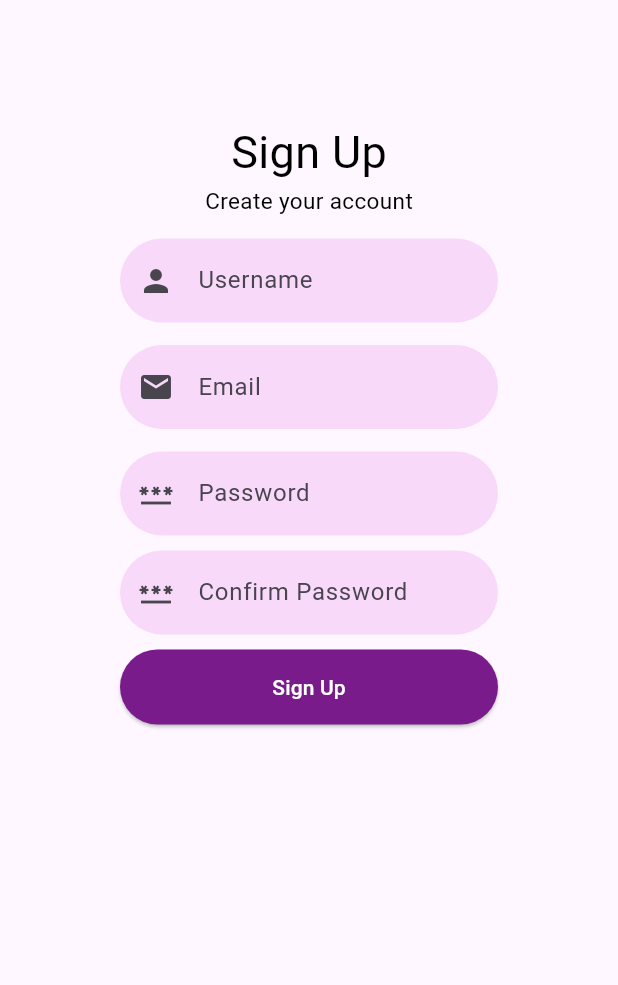
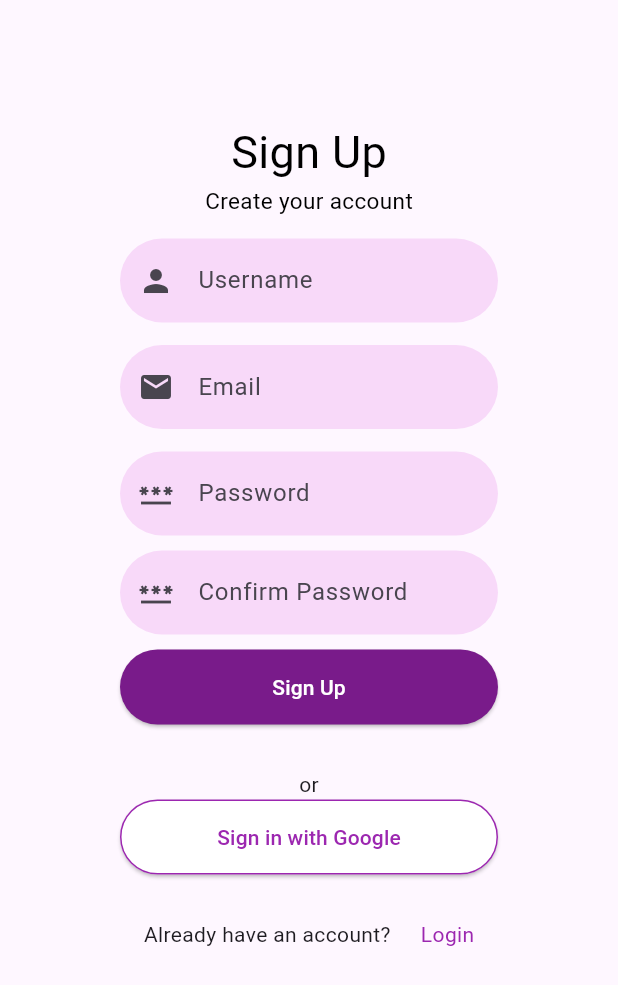
Before and after one commit to PUNNYA-K/FLUTTER, a Flutter app: the screen it shows after launch, after a tap on "Sign Up", on a phone screen of 412 x 824 dp. Shown: the top 985 px of the screen. Run offline on Flutter 3.47's test engine with Material 3 defaults, Android fonts, the phone set to English and light mode, and no system bars; our stand-ins replace firebase_auth, firebase_core; accounts and stored records are empty; network calls fail.

Commit message:
login, sign up completed, bottom navigation bar

```diff
--- a/lib/login.dart
+++ b/lib/login.dart
@@ -2,9 +2,23 @@ import 'dart:ui';
 
 import 'package:flutter/material.dart';
 import 'package:new_project/forgot.dart';
+import 'package:new_project/profile.dart';
+import 'package:new_project/sevices/firebase_auth_service.dart';
+import 'package:new_project/signup.dart';
 
-class LoginPage extends StatelessWidget {
+class LoginPage extends StatefulWidget {
   const LoginPage({super.key});
+
+  @override
+  State<LoginPage> createState() => _LoginPageState();
+}
+
+class _LoginPageState extends State<LoginPage> {
+TextEditingController emailController=TextEditingController();
+TextEditingController passwordController=TextEditingController();
+bool isloading=false;
+
+
 
   @override
   Widget build(BuildContext context) {
@@ -28,6 +42,7 @@ class LoginPage extends StatelessWidget {
               height: 15,
             ),
             TextField(
+              controller: emailController,
               decoration: InputDecoration(
                   fillColor: const Color.fromARGB(255, 248, 217, 249),
                   filled: true,
@@ -35,12 +50,13 @@ class LoginPage extends StatelessWidget {
                       borderRadius: BorderRadius.circular(30),
                       borderSide: BorderSide.none),
                   prefixIcon: Icon(Icons.person),
-                  labelText: "Username"),
+                  labelText: "Email"),
             ),
             SizedBox(
               height: 15,
             ),
             TextField(
+              controller: passwordController,
               decoration: InputDecoration(
                   fillColor: const Color.fromARGB(255, 248, 217, 249),
                   filled: true,
@@ -58,8 +74,15 @@ class LoginPage extends StatelessWidget {
                 fixedSize: Size(500, 50),
                 backgroundColor: const Color.fromARGB(255, 121, 27, 138),
               ),
-              onPressed: () {},
-              child: Text(
+              onPressed: ()async {
+                setState(() {
+                  isloading= true;
+                });
+                await  login(email: emailController.text,  password: passwordController.text, context: context);
+                setState(() {
+                  isloading=false;
+                });},
+              child:isloading ?  CircularProgressIndicator() : Text(
                 "Login",
                 style: TextStyle(
                   color: Colors.white,
@@ -77,7 +100,23 @@ class LoginPage extends StatelessWidget {
                 },
                 child: Text("Forgot Password?",style: TextStyle(color: Colors.purple
                 ),),
-            )
+            ),
+            SizedBox(height: 150
+            ,),
+            Row(
+              mainAxisAlignment: MainAxisAlignment.center,
+               children: [Text("Dont have an account?"),
+
+            SizedBox(width: 20),
+
+            GestureDetector(
+              onTap: () {
+                Navigator.push(context,
+                MaterialPageRoute(builder: (context)=>Signuppage()));
+                },
+                child: Text("Sign Up",style: TextStyle(color: Colors.purple
+                ),),
+            )],)
           ],
         ),
       ),
--- a/lib/main.dart
+++ b/lib/main.dart
@@ -1,7 +1,13 @@
+import 'package:firebase_core/firebase_core.dart';
 import 'package:flutter/material.dart';
+import 'package:new_project/firebase_options.dart';
 import 'package:new_project/login.dart';
+import 'package:new_project/profile.dart';
 import 'package:new_project/signup.dart';
 
-void main() {
-  runApp(const MaterialApp(home: Signuppage()) );
+Future<void> main() async {
+  await Firebase.initializeApp(
+    options: DefaultFirebaseOptions.currentPlatform,
+);
+  runApp(const MaterialApp(home: LoginPage()) );
 }
--- a/lib/signup.dart
+++ b/lib/signup.dart
@@ -1,7 +1,24 @@
 import 'package:flutter/material.dart';
+import 'package:new_project/login.dart';
+import 'package:new_project/sevices/firebase_auth_service.dart';
 
-class Signuppage extends StatelessWidget {
-  const Signuppage({super.key});
+class Signuppage extends StatefulWidget {
+
+
+  @override
+  State<Signuppage> createState() => _SignuppageState();
+}
+
+class _SignuppageState extends State<Signuppage> {
+  TextEditingController usernameController=TextEditingController();
+
+  TextEditingController passwordController=TextEditingController();
+
+  TextEditingController emailController=TextEditingController();
+
+  TextEditingController confirmpasswordController=TextEditingController();
+
+  bool isloading=false;
 
   @override
   Widget build(BuildContext context) {
@@ -24,6 +41,7 @@ class Signuppage extends StatelessWidget {
               height: 15,
             ),
             TextField(
+              controller: usernameController,
               decoration: InputDecoration(
                   fillColor: const Color.fromARGB(255, 248, 217, 249),
                   filled: true,
@@ -37,6 +55,7 @@ class Signuppage extends StatelessWidget {
               height: 15,
             ),
             TextField(
+              controller: emailController,
               decoration: InputDecoration(
                   fillColor: const Color.fromARGB(255, 248, 217, 249),
                   filled: true,
@@ -50,6 +69,7 @@ class Signuppage extends StatelessWidget {
               height: 15,
             ),
              TextField(
+              controller: passwordController,
               decoration: InputDecoration(
                   fillColor: const Color.fromARGB(255, 248, 217, 249),
                   filled: true,
@@ -63,6 +83,7 @@ class Signuppage extends StatelessWidget {
               height: 10,
             ),
              TextField(
+              controller: confirmpasswordController,
               decoration: InputDecoration(
                   fillColor: const Color.fromARGB(255, 248, 217, 249),
                   filled: true,
@@ -80,8 +101,15 @@ class Signuppage extends StatelessWidget {
                 fixedSize: Size(500, 50),
                 backgroundColor: const Color.fromARGB(255, 121, 27, 138),
               ),
-              onPressed: () {},
-              child: Text(
+              onPressed: () async{
+                setState(() {
+                  isloading= true;
+                });
+                await  signup(username: usernameController.text, email: emailController.text, password: passwordController.text, confirmpassword: confirmpasswordController.text,context: context);
+                setState(() {
+                  isloading=false;
+                });},
+              child:isloading ?  CircularProgressIndicator() : Text(
                 "Sign Up",
                 style: TextStyle(
                   color: Colors.white,
@@ -92,6 +120,45 @@ class Signuppage extends StatelessWidget {
               height: 30,
 
             ),
+
+            Text("or"),
+
+            ElevatedButton(
+
+
+              style: ElevatedButton.styleFrom(
+                side: BorderSide(color: Colors.purple),
+                fixedSize: Size(500, 50),
+                backgroundColor: const Color.fromARGB(255, 255, 255, 255),
+              ),
+              onPressed: () {},
+              child: Text(
+                "Sign in with Google",
+                style: TextStyle(
+                  color:Colors.purple
+
+                ),
+              ),
+            ),
+            SizedBox(
+              height: 30,
+            ),
+            Row(
+              mainAxisAlignment: MainAxisAlignment.center,
+               children: [Text("Already have an account?"),
+
+            SizedBox(width: 20),
+
+            GestureDetector(
+              onTap: () {
+                Navigator.pop(context,
+                MaterialPageRoute(builder: (context)=>LoginPage()));
+                },
+                child: Text("Login",style: TextStyle(color: Colors.purple
+                ),),
+            )],)
+
+
       ],),) ,
     );
   }
--- a/pubspec.yaml
+++ b/pubspec.yaml
@@ -35,6 +35,7 @@ dependencies:
   # Use with the CupertinoIcons class for iOS style icons.
   cupertino_icons: ^1.0.8
   firebase_core: ^3.9.0
+  firebase_auth: ^5.3.4
 
 dev_dependencies:
   flutter_test:
```
Also changed, not shown: lib/bottom_navigation_screen.dart (added, +36 -0 lines), lib/note_screen.dart (added, +15 -0 lines), lib/profile.dart (added, +66 -0 lines), lib/sevices/firebase_auth_service.dart (added, +40 -0 lines), pubspec.lock, 3 other files.
